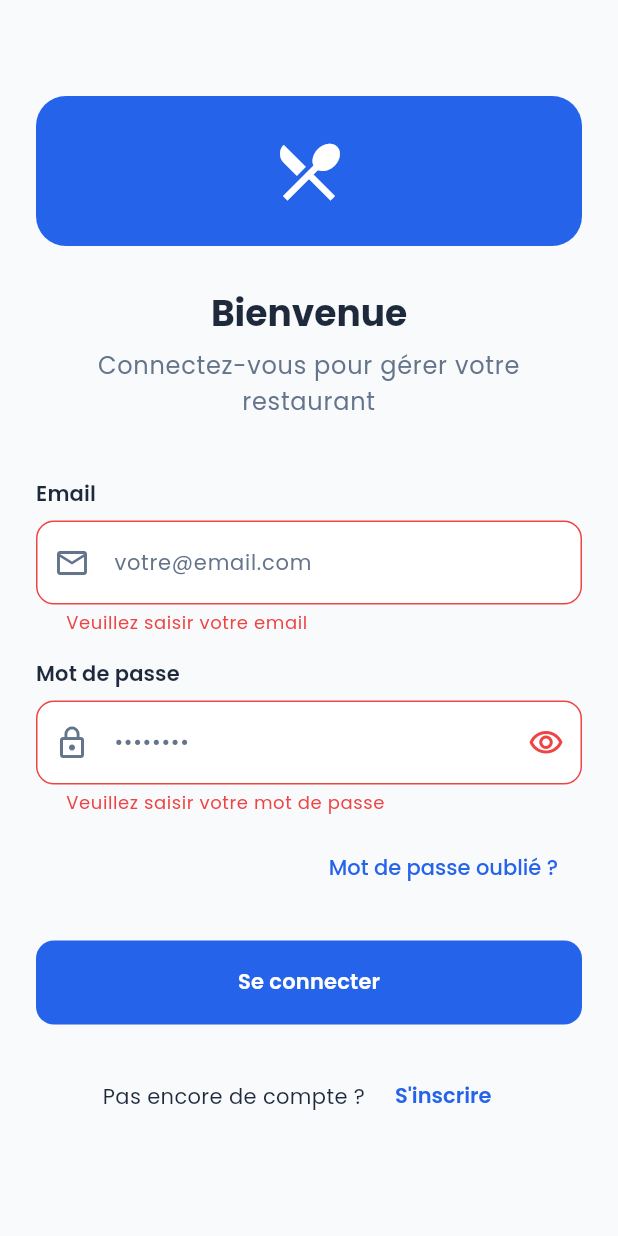
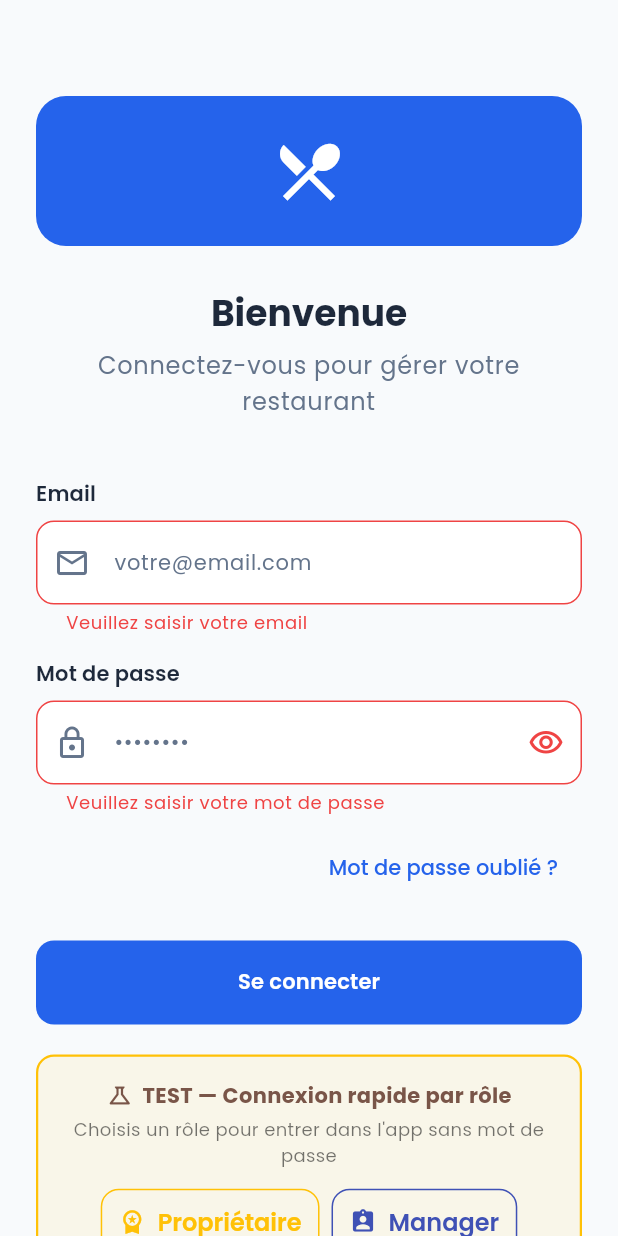
Before and after one commit to alvin971/win-time, a Flutter app: the screen it shows after launch, after a tap on "Se connecter", on a phone screen of 412 x 824 dp. Run offline on Flutter 3.47's test engine with Material 3 defaults, Android fonts, the phone set to English and light mode, and no system bars; our stand-ins replace dartz, dio, equatable, firebase_core, firebase_messaging, flutter_bloc and 12 more; accounts and stored records are empty; generated files the repository leaves out were written again; network calls fail.

Commit message:
feat(pro/auth): boutons connexion test rapide par rôle + fix navigation post-login
- DemoAuthRepository qui wrappe le vrai AuthRepositoryImpl : intercepte
  les 4 emails démo (owner/manager/staff/admin .demo@wintime.test) et
  short-circuite l'appel réseau en écrivant un user fake dans
  FlutterSecureStorage. Tout autre email passe au vrai backend.
- ServiceLocator.init() injecte DemoAuthRepository à la place du vrai
  (TODO inline pour retirer avant release publique).
- DemoLoginPanel : 4 OutlinedButton (Propriétaire / Manager / Staff /
  Admin) qui dispatchent AuthLoginRequested ; le BLoC suit son flow
  normal et émet AuthAuthenticated.
- Fix : la branche AuthAuthenticated du BlocConsumer de LoginPage était
  vide, donc même le login normal ne naviguait nulle part une fois
  SplashPage remplacée. On push maintenant DashboardPage.

Co-Authored-By: Claude Opus 4.7 (1M context) <noreply@anthropic.com>

```diff
--- a/win_time_pro_mobilapp/lib/core/di/injection_container.dart
+++ b/win_time_pro_mobilapp/lib/core/di/injection_container.dart
@@ -7,6 +7,7 @@ import '../services/websocket_service.dart';
 import '../../features/auth/data/datasources/auth_local_datasource.dart';
 import '../../features/auth/data/datasources/auth_remote_datasource.dart';
 import '../../features/auth/data/repositories/auth_repository_impl.dart';
+import '../../features/auth/data/repositories/demo_auth_repository.dart';
 import '../../features/auth/domain/repositories/auth_repository.dart';
 import '../../features/orders/data/datasources/orders_remote_datasource.dart';
 import '../../features/orders/data/repositories/order_repository_impl.dart';
@@ -50,8 +51,14 @@ class ServiceLocator {
     // ─── 2. Auth (DOIT être set avant runApp pour que BlocProvider build) ─
     _authLocal = AuthLocalDataSourceImpl(_secureStorage);
     _authRemote = AuthRemoteDataSourceImpl(_dioClient);
-    authRepository = AuthRepositoryImpl(
+    final realAuthRepository = AuthRepositoryImpl(
       remote: _authRemote,
+      local: _authLocal,
+      dioClient: _dioClient,
+    );
+    // TODO(release): unwrap DemoAuthRepository before public App Store launch.
+    authRepository = DemoAuthRepository(
+      real: realAuthRepository,
       local: _authLocal,
       dioClient: _dioClient,
     );
--- /dev/null
+++ b/win_time_pro_mobilapp/lib/features/auth/data/repositories/demo_auth_repository.dart
@@ -0,0 +1,207 @@
+// TODO(release): remove demo accounts before public App Store launch.
+//
+// Wraps the real AuthRepository. If the email matches one of the four hard-coded
+// demo accounts, we short-circuit the network call, write a fake user + token to
+// secure storage (so the rest of the app sees us as authenticated), and return
+// Right(demoUser) — the AuthBloc then emits AuthAuthenticated naturally.
+// Any non-demo email passes through to the real repo unchanged.
+
+import 'package:dartz/dartz.dart';
+import 'package:flutter/material.dart';
+
+import '../../../../core/errors/failures.dart';
+import '../../../../core/network/dio_client.dart';
+import '../../domain/entities/user_entity.dart';
+import '../../domain/repositories/auth_repository.dart';
+import '../datasources/auth_local_datasource.dart';
+import '../models/user_model.dart';
+
+class DemoAccount {
+  final String label;
+  final IconData icon;
+  final Color color;
+  final String email;
+  final String password; // not validated; UI passes it for symmetry
+  final UserModel user;
+
+  const DemoAccount({
+    required this.label,
+    required this.icon,
+    required this.color,
+    required this.email,
+    required this.password,
+    required this.user,
+  });
+}
+
+UserModel _user({
+  required String id,
+  required String email,
+  required String firstName,
+  required String lastName,
+  required UserRole role,
+}) {
+  return UserModel(
+    id: id,
+    email: email,
+    firstName: firstName,
+    lastName: lastName,
+    phoneNumber: null,
+    profileImageUrl: null,
+    createdAt: DateTime(2025, 1, 1),
+    lastLoginAt: DateTime.now(),
+    isEmailVerified: true,
+    role: role,
+  );
+}
+
+const String kDemoPassword = 'demo-pass-1234';
+
+final List<DemoAccount> kDemoAccounts = [
+  DemoAccount(
+    label: 'Propriétaire',
+    icon: Icons.workspace_premium,
+    color: Colors.amber,
+    email: 'owner.demo@wintime.test',
+    password: kDemoPassword,
+    user: _user(
+      id: 'demo-owner-001',
+      email: 'owner.demo@wintime.test',
+      firstName: 'Olivia',
+      lastName: 'Owner',
+      role: UserRole.restaurantOwner,
+    ),
+  ),
+  DemoAccount(
+    label: 'Manager',
+    icon: Icons.assignment_ind,
+    color: Colors.indigo,
+    email: 'manager.demo@wintime.test',
+    password: kDemoPassword,
+    user: _user(
+      id: 'demo-manager-001',
+      email: 'manager.demo@wintime.test',
+      firstName: 'Marc',
+      lastName: 'Manager',
+      role: UserRole.restaurantManager,
+    ),
+  ),
+  DemoAccount(
+    label: 'Staff',
+    icon: Icons.restaurant_menu,
+    color: Colors.teal,
+    email: 'staff.demo@wintime.test',
+    password: kDemoPassword,
+    user: _user(
+      id: 'demo-staff-001',
+      email: 'staff.demo@wintime.test',
+      firstName: 'Sam',
+      lastName: 'Staff',
+      role: UserRole.restaurantStaff,
+    ),
+  ),
+  DemoAccount(
+    label: 'Admin',
+    icon: Icons.admin_panel_settings,
+    color: Colors.deepPurple,
+    email: 'admin.demo@wintime.test',
+    password: kDemoPassword,
+    user: _user(
+      id: 'demo-admin-001',
+      email: 'admin.demo@wintime.test',
+      firstName: 'Alex',
+      lastName: 'Admin',
+      role: UserRole.admin,
+    ),
+  ),
+];
+
+DemoAccount? _lookupDemo(String email) {
+  final normalized = email.trim().toLowerCase();
+  for (final acc in kDemoAccounts) {
+    if (acc.email.toLowerCase() == normalized) return acc;
+  }
+  return null;
+}
+
+bool isDemoEmail(String email) => _lookupDemo(email) != null;
+
+class DemoAuthRepository implements AuthRepository {
+  final AuthRepository _real;
+  final AuthLocalDataSource _local;
+  final DioClient _dioClient;
+
+  DemoAuthRepository({
+    required AuthRepository real,
+    required AuthLocalDataSource local,
+    required DioClient dioClient,
+  })  : _real = real,
+        _local = local,
+        _dioClient = dioClient;
+
+  @override
+  Future<Either<Failure, UserEntity>> login({
+    required String email,
+    required String password,
+  }) async {
+    final demo = _lookupDemo(email);
+    if (demo == null) {
+      return _real.login(email: email, password: password);
+    }
+    // Demo path — bypass network entirely.
+    final fakeAccess = 'demo-token-${demo.user.role.name}';
+    final fakeRefresh = 'demo-refresh-${demo.user.role.name}';
+    await _local.saveTokens(
+      accessToken: fakeAccess,
+      refreshToken: fakeRefresh,
+    );
+    await _local.saveUser(demo.user);
+    _dioClient.setAuthToken(fakeAccess);
+    return Right(demo.user);
+  }
+
+  @override
+  Future<Either<Failure, UserEntity>> register({
+    required String email,
+    required String password,
+    required String firstName,
+    required String lastName,
+    required String phoneNumber,
+    required Map<String, dynamic> restaurantData,
+  }) =>
+      _real.register(
+        email: email,
+        password: password,
+        firstName: firstName,
+        lastName: lastName,
+        phoneNumber: phoneNumber,
+        restaurantData: restaurantData,
+      );
+
+  @override
+  Future<Either<Failure, void>> logout() => _real.logout();
+
+  @override
+  Future<Either<Failure, UserEntity>> getCurrentUser() => _real.getCurrentUser();
+
+  @override
+  Future<Either<Failure, void>> forgotPassword({required String email}) =>
+      _real.forgotPassword(email: email);
+
+  @override
+  Future<Either<Failure, void>> resetPassword({
+    required String token,
+    required String newPassword,
+  }) =>
+      _real.resetPassword(token: token, newPassword: newPassword);
+
+  @override
+  Future<Either<Failure, void>> verifyEmail({required String token}) =>
+      _real.verifyEmail(token: token);
+
+  @override
+  Future<Either<Failure, bool>> isAuthenticated() => _real.isAuthenticated();
+
+  @override
+  Future<Either<Failure, String>> refreshToken() => _real.refreshToken();
+}
--- a/win_time_pro_mobilapp/lib/features/auth/presentation/pages/login_page.dart
+++ b/win_time_pro_mobilapp/lib/features/auth/presentation/pages/login_page.dart
@@ -3,9 +3,11 @@ import 'package:flutter_bloc/flutter_bloc.dart';
 import '../../../../core/theme/app_colors.dart';
 import '../../../../core/widgets/custom_button.dart';
 import '../../../../core/widgets/custom_text_field.dart';
+import '../../../orders/presentation/pages/dashboard_page.dart';
 import '../bloc/auth_bloc.dart';
 import '../bloc/auth_event.dart';
 import '../bloc/auth_state.dart';
+import 'widgets/demo_login_panel.dart';
 
 class LoginPage extends StatefulWidget {
   const LoginPage({super.key});
@@ -52,6 +54,9 @@ class _LoginPageState extends State<LoginPage> {
                 ),
               );
             } else if (state is AuthAuthenticated) {
+              Navigator.of(context).pushReplacement(
+                MaterialPageRoute(builder: (_) => const DashboardPage()),
+              );
             }
           },
           builder: (context, state) {
@@ -165,6 +170,9 @@ class _LoginPageState extends State<LoginPage> {
                       onPressed: isLoading ? null : _handleLogin,
                       isLoading: isLoading,
                     ),
+                    const SizedBox(height: 20),
+                    // 🧪 TEST — comptes de démo (à retirer avant release)
+                    const DemoLoginPanel(),
                     const SizedBox(height: 24),
                     Row(
                       mainAxisAlignment: MainAxisAlignment.center,
--- /dev/null
+++ b/win_time_pro_mobilapp/lib/features/auth/presentation/pages/widgets/demo_login_panel.dart
@@ -0,0 +1,88 @@
+// TODO(release): remove demo accounts before public App Store launch.
+
+import 'package:flutter/material.dart';
+import 'package:flutter_bloc/flutter_bloc.dart';
+
+import '../../../data/repositories/demo_auth_repository.dart';
+import '../../bloc/auth_bloc.dart';
+import '../../bloc/auth_event.dart';
+import '../../bloc/auth_state.dart';
+
+class DemoLoginPanel extends StatelessWidget {
+  const DemoLoginPanel({super.key});
+
+  void _pick(BuildContext context, DemoAccount account) {
+    context.read<AuthBloc>().add(
+          AuthLoginRequested(
+            email: account.email,
+            password: account.password,
+          ),
+        );
+  }
+
+  @override
+  Widget build(BuildContext context) {
+    return BlocBuilder<AuthBloc, AuthState>(
+      buildWhen: (a, b) =>
+          (a is AuthLoading) != (b is AuthLoading),
+      builder: (context, state) {
+        final busy = state is AuthLoading;
+        return Container(
+          padding: const EdgeInsets.all(16),
+          decoration: BoxDecoration(
+            color: Colors.amber.withOpacity(0.08),
+            border: Border.all(color: Colors.amber, width: 1.5),
+            borderRadius: BorderRadius.circular(12),
+          ),
+          child: Column(
+            crossAxisAlignment: CrossAxisAlignment.stretch,
+            children: [
+              const Row(
+                mainAxisAlignment: MainAxisAlignment.center,
+                children: [
+                  Icon(Icons.science_outlined, size: 18, color: Colors.brown),
+                  SizedBox(width: 6),
+                  Text(
+                    'TEST — Connexion rapide par rôle',
+                    style: TextStyle(
+                      fontWeight: FontWeight.bold,
+                      color: Colors.brown,
+                    ),
+                  ),
+                ],
+              ),
+              const SizedBox(height: 4),
+              const Text(
+                'Choisis un rôle pour entrer dans l\'app sans mot de passe',
+                textAlign: TextAlign.center,
+                style: TextStyle(fontSize: 12, color: Colors.black54),
+              ),
+              const SizedBox(height: 12),
+              Wrap(
+                alignment: WrapAlignment.center,
+                spacing: 8,
+                runSpacing: 8,
+                children: [
+                  for (final account in kDemoAccounts)
+                    OutlinedButton.icon(
+                      onPressed: busy ? null : () => _pick(context, account),
+                      icon: Icon(account.icon, color: account.color),
+                      label: Text(account.label),
+                      style: OutlinedButton.styleFrom(
+                        foregroundColor: account.color,
+                        side: BorderSide(color: account.color),
+                        padding: const EdgeInsets.symmetric(
+                          horizontal: 12,
+                          vertical: 10,
+                        ),
+                      ),
+                    ),
+                ],
+              ),
+            ],
+          ),
+        );
+      },
+    );
+  }
+}
```
